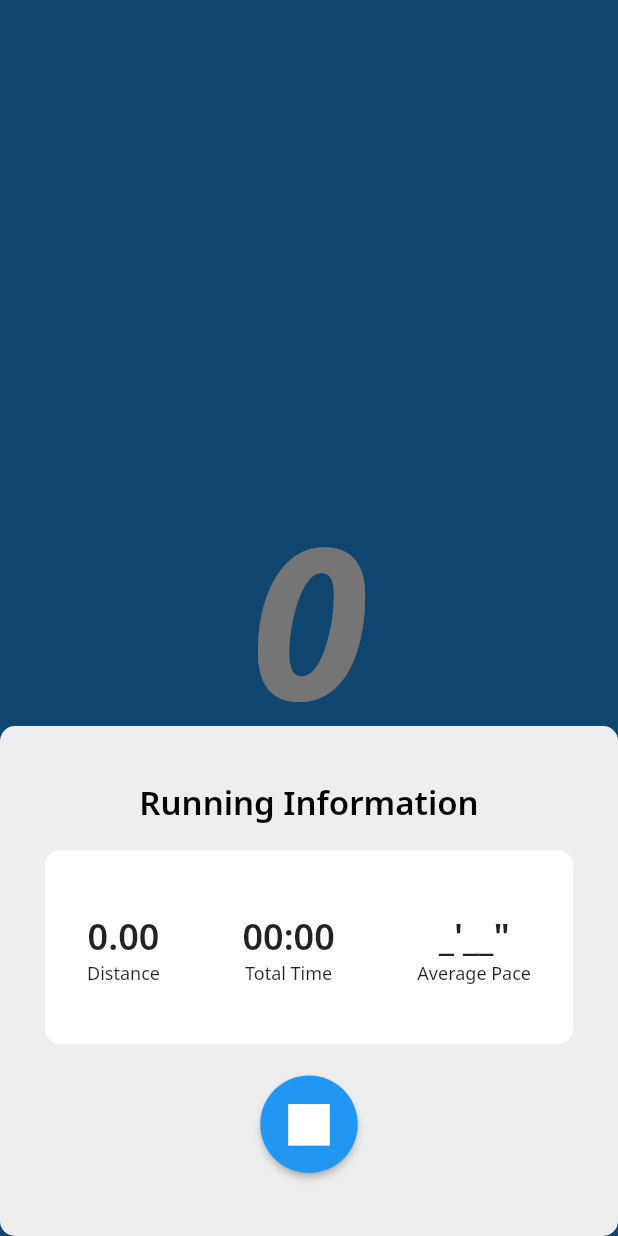
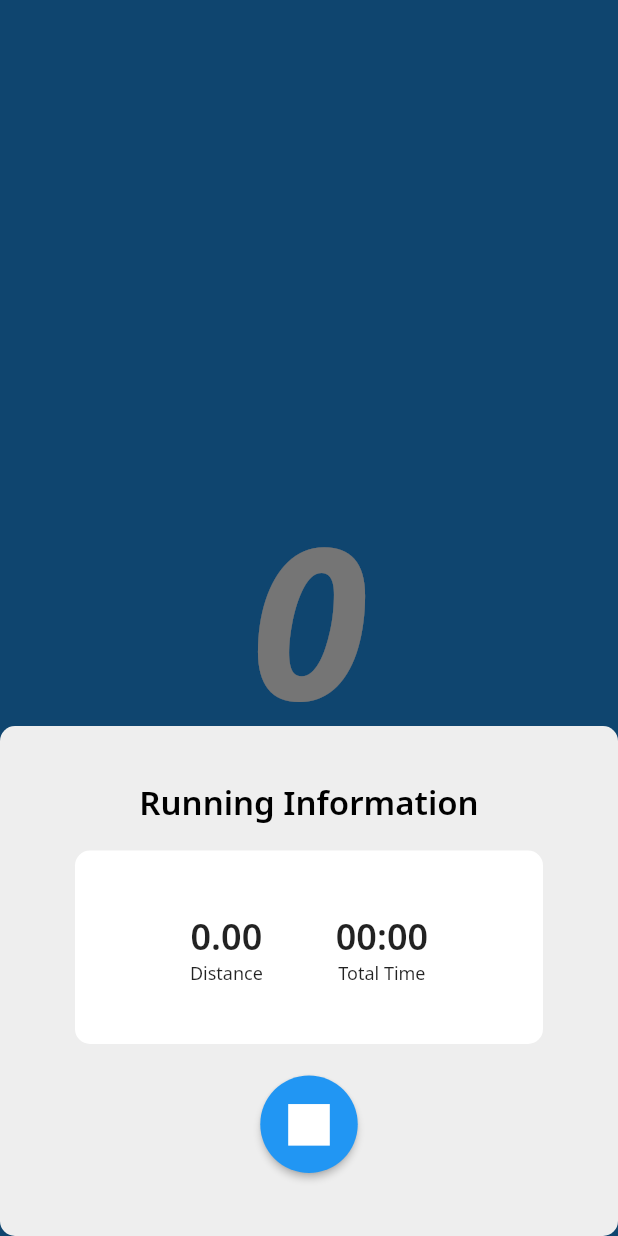
Before and after one commit to KSW-NewBalance/NewBalance-Application, a Flutter app: the RunningPage screen opened directly, on a phone screen of 412 x 824 dp. Run offline on Flutter 3.47's test engine with Material 2 defaults, Android fonts, the phone set to English and light mode, and no system bars; our stand-ins replace geolocator, google_fonts, google_maps_flutter, location, shared_preferences, stop_watch_timer and 1 more; missing offline and left inert: thingsboard_client; accounts and stored records are empty.

Commit message:
Feature/maps: deleted average pace in running page

```diff
--- a/lib/running_page.dart
+++ b/lib/running_page.dart
@@ -159,7 +159,7 @@ class _RunningPageState extends State<RunningPage> {
         builder: (BuildContext context) {
           return Container(
             height: 340,
-            padding: EdgeInsets.fromLTRB(30, 35, 30, 0),
+            padding: EdgeInsets.fromLTRB(50, 35, 50, 0),
             child: Column(
               children: <Widget>[
                 _bottomSheetHeaderText(constants.runningInformation),
@@ -171,7 +171,7 @@ class _RunningPageState extends State<RunningPage> {
                   margin: EdgeInsets.fromLTRB(0, 18, 0, 21),
                   padding: EdgeInsets.symmetric(vertical: 40, horizontal: 28),
                   child: Row(
-                    mainAxisAlignment: MainAxisAlignment.spaceBetween,
+                    mainAxisAlignment: MainAxisAlignment.spaceEvenly,
                     children: [
                       StreamBuilder(
                       stream: distController.stream,
@@ -194,7 +194,7 @@ class _RunningPageState extends State<RunningPage> {
                               displayTime, constants.totalTime);
                         },
                       ),
-                      _runningInformationItem('_\'__\"', constants.averagePage),
+                      //_runningInformationItem('_\'__\"', constants.averagePage),
                     ],
                   ),
                 ),
```
